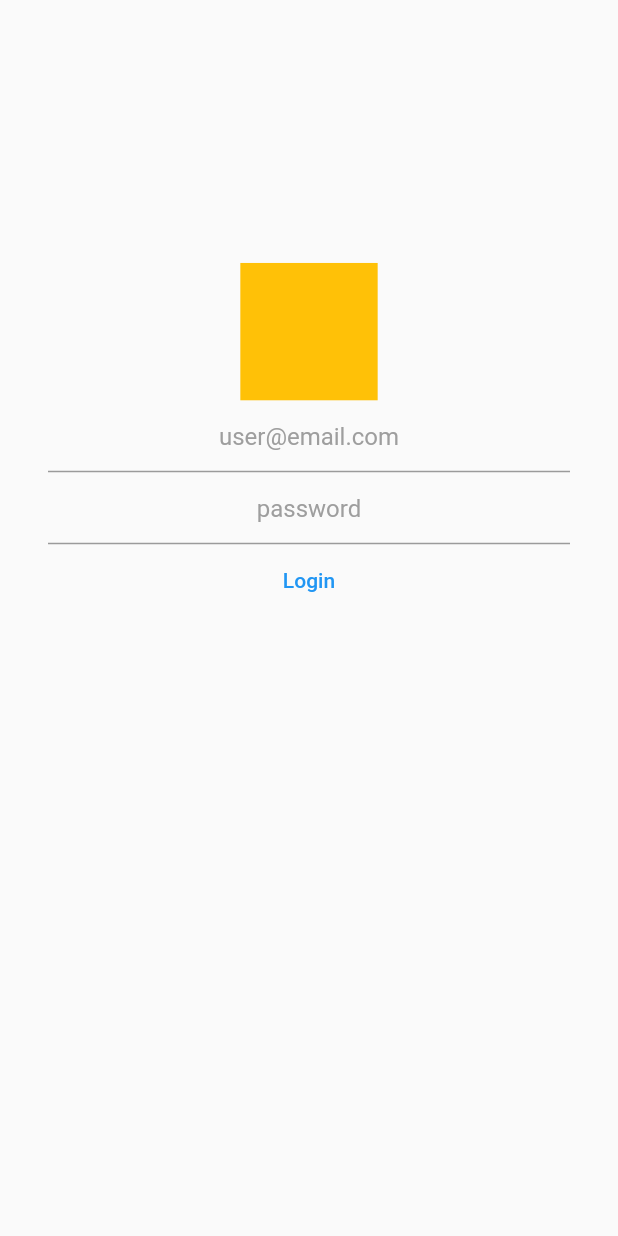
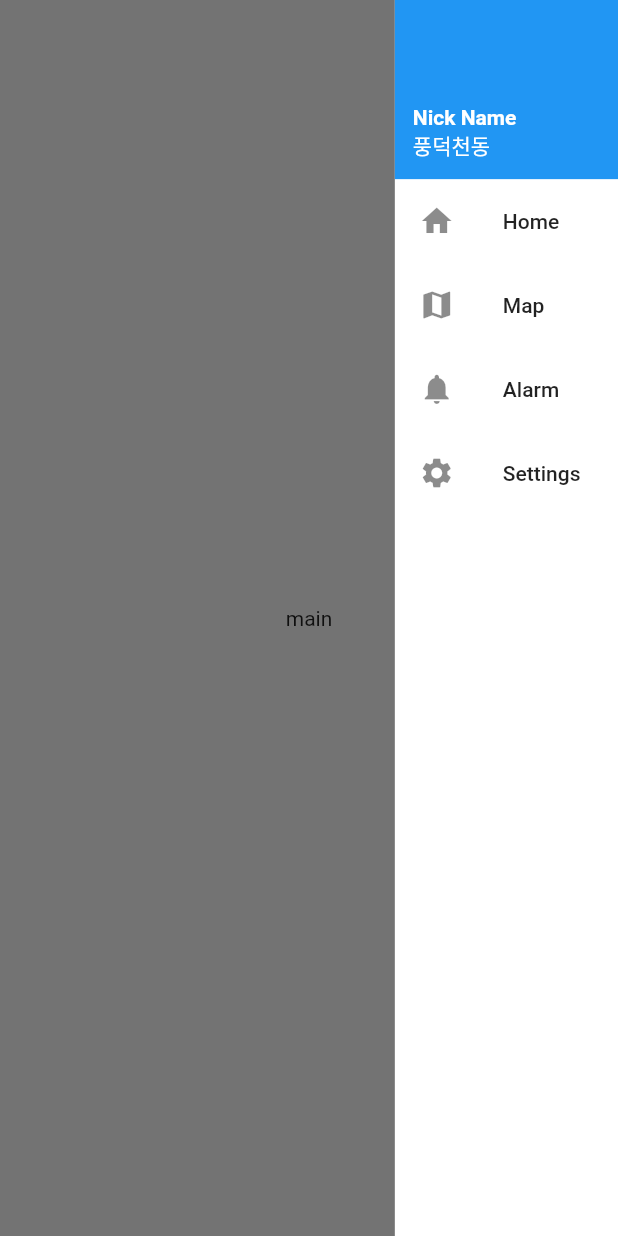
Before and after one commit to tom910903/DDadot, a Flutter app: the screen it shows after launch, with the side drawer open (before the commit the screen has no drawer), on a phone screen of 412 x 824 dp. Run offline on Flutter 3.47's test engine with Material 2 defaults, Android fonts, the phone set to English and light mode, and no system bars; our stand-ins replace email_validator, flutter_screenutil, shared_preferences.

Commit message:
Add right drawer

```diff
--- a/lib/main.dart
+++ b/lib/main.dart
@@ -2,7 +2,8 @@ import 'package:flutter/material.dart';
 import 'package:shared_preferences/shared_preferences.dart';
 import 'package:flutter_screenutil/flutter_screenutil.dart';
 
-import 'screens/login_screen.dart';
+import 'package:anonymous_forum/screens/login_screen.dart';
+import 'package:anonymous_forum/screens/main_screen.dart';
 
 late SharedPreferences prefs;
 late Widget _firstScreen = LoginScreen();
@@ -11,12 +12,9 @@ Future<void> main() async {
   WidgetsFlutterBinding.ensureInitialized();
   prefs = await SharedPreferences.getInstance();
 
-  if(prefs.getBool("autoLogin") ?? false){
-    _firstScreen = Scaffold(
-      body: Container(
-        color: Colors.amber,
-      ),
-    );
+  if(prefs.getBool("autoLogin") ?? true){    //TEST CODE
+  // if(prefs.getBool("autoLogin") ?? false){
+    _firstScreen = MainScreen();
   }
 
   runApp(MyApp());
--- /dev/null
+++ b/lib/screens/main_screen.dart
@@ -0,0 +1,14 @@
+import 'package:flutter/material.dart';
+import 'package:anonymous_forum/widgets/right_drawer.dart';
+
+class MainScreen extends StatelessWidget {
+  const MainScreen({Key? key}) : super(key: key);
+
+  @override
+  Widget build(BuildContext context) {
+    return Scaffold(
+      endDrawer: RightDrawer(),
+      body: Center(child: Text('main')),
+    );
+  }
+}
--- /dev/null
+++ b/lib/widgets/right_drawer.dart
@@ -0,0 +1,93 @@
+import 'package:flutter/material.dart';
+import 'package:flutter_screenutil/flutter_screenutil.dart';
+
+enum DRAWER_ITEMS{
+  PROFILE,
+  HOME,
+  MAP,
+  ALARM,
+  SETTINGS,
+  MAX
+}
+
+class DrawerItemModel{
+  String _title = "";
+  IconData _icon = Icons.settings;
+  DRAWER_ITEMS _index = DRAWER_ITEMS.MAX;
+
+  get Title => _title;
+  get Icon => _icon;
+  get Index => _index;
+
+  DrawerItemModel(String title, IconData icon, DRAWER_ITEMS index){
+    _title = title;
+    _icon = icon;
+    _index = index;
+  }
+}
+
+class RightDrawer extends StatelessWidget {
+
+  List<DrawerItemModel> drawerList= [
+    DrawerItemModel("Home",Icons.home,DRAWER_ITEMS.HOME),
+    DrawerItemModel("Map",Icons.map,DRAWER_ITEMS.MAP),
+    DrawerItemModel("Alarm",Icons.notifications,DRAWER_ITEMS.ALARM),
+    DrawerItemModel("Settings",Icons.settings,DRAWER_ITEMS.SETTINGS),
+  ];
+
+  @override
+  Widget build(BuildContext context) {
+    return Container(
+      width: 130.w,
+      color: Colors.white,
+      child: ListView.builder(
+        padding: const EdgeInsets.all(0),
+        itemCount: DRAWER_ITEMS.MAX.index,
+        itemBuilder: (BuildContext context, int index) {
+          if (index == 0) return _getHeader();
+          return _getListItem(index - 1);
+        },
+      )
+    );
+  }
+
+  _getHeader(){
+    return GestureDetector(
+      onTap: (){
+        print('Header');
+      },
+      child: Container(
+        padding: EdgeInsets.all(12),
+        height: 100.h,
+        color: Colors.blue,
+        child: Column(
+          mainAxisAlignment: MainAxisAlignment.end,
+          crossAxisAlignment: CrossAxisAlignment.start,
+          children: [
+            Text('Nick Name',
+              style: TextStyle(
+                fontWeight: FontWeight.bold,
+                color: Colors.white,
+              ),
+            ),
+            Text('풍덕천동',
+              style: TextStyle(
+                color: Colors.white,
+              ),
+            ),
+          ],
+        ),
+      ),
+    );
+  }
+
+  _getListItem(index){
+    return ListTile(
+      leading: Icon(drawerList[index]._icon),
+      title: Text(drawerList[index]._title),
+      onTap: (){
+        print(drawerList[index]._title);
+      },
+    );
+  }
+}
```
